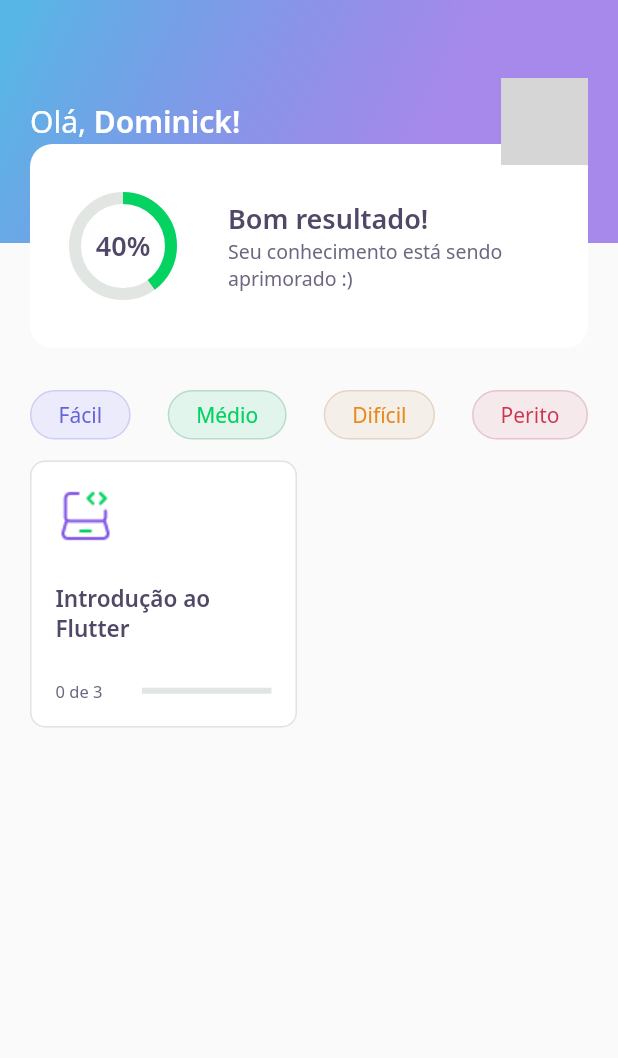
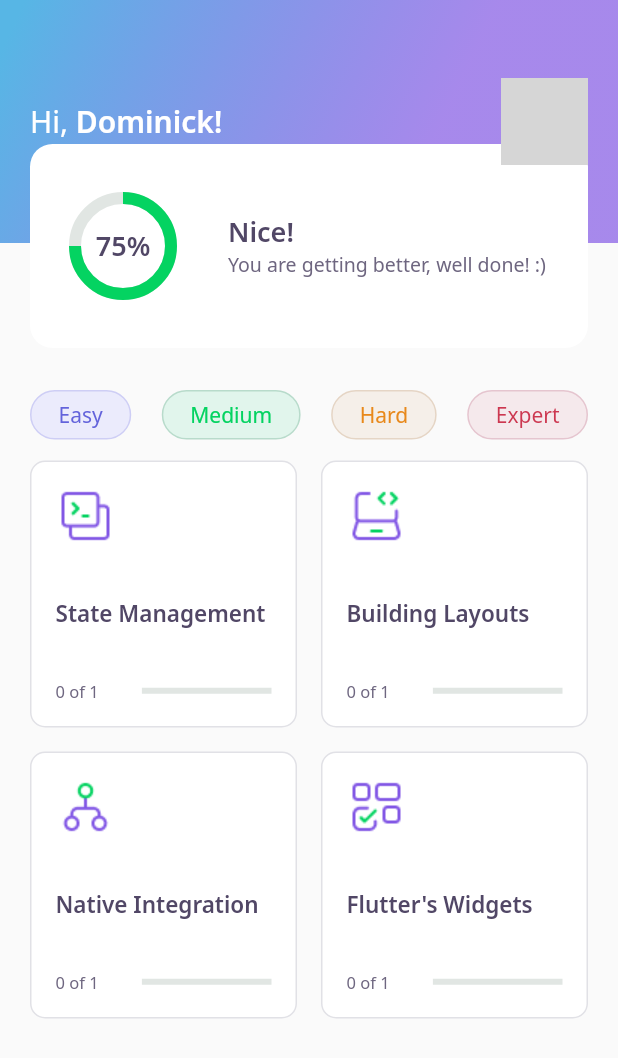
Before and after one commit to dominickbrasileiro/devquiz, a Flutter app: the screen it shows after launch, on a phone screen of 412 x 824 dp. Shown: the top 1058 px of the screen. Run offline on Flutter 3.47's test engine with Material 2 defaults, Android fonts, the phone set to English and light mode, and no system bars; our stand-ins replace google_fonts, share_plus; accounts and stored records are empty; network calls fail; grey boxes are pictures that could not be loaded.

Commit message:
Translate app to en-US

```diff
--- a/database/quizzes.json
+++ b/database/quizzes.json
@@ -1,60 +1,99 @@
 [
   {
-    "title": "Introdução ao Flutter",
-    "image": "laptop.png",
+    "title": "State Management",
+    "image": "data.png",
     "level": "easy",
     "questions": [
       {
-        "title": "O que o Flutter faz em sua totalidade?",
+        "title": "What is State Management?",
         "answers": [
           {
-            "title": "Kit de desenvolvimento de interface do usuário"
+            "title": "Wrong Answer"
           },
           {
-            "title": "Possibilita a criação de aplicativos compilados nativamente"
+            "title": "Wrong Answer"
           },
           {
-            "title": "Acho que é uma marca de café do Himalaia",
+            "title": "State Management",
             "isCorrect": true
           },
           {
-            "title": "Possibilita a criação de desktops que são muito incríveis"
+            "title": "Wrong Answer"
           }
         ]
-      },
+      }
+    ]
+  },
+  {
+    "title": "Building Layouts",
+    "image": "laptop.png",
+    "level": "medium",
+    "questions": [
       {
-        "title": "O que o Flutter faz em sua totalidade?",
+        "title": "What is Building Layouts?",
         "answers": [
           {
-            "title": "Kit de desenvolvimento de interface do usuário"
+            "title": "Wrong Answer"
           },
           {
-            "title": "Possibilita a criação de aplicativos compilados nativamente"
+            "title": "Wrong Answer"
           },
           {
-            "title": "Acho que é uma marca de café do Himalaia",
+            "title": "Building Layouts",
             "isCorrect": true
           },
           {
-            "title": "Possibilita a criação de desktops que são muito incríveis"
+            "title": "Wrong Answer"
           }
         ]
-      },
+      }
+    ]
+  },
+  {
+    "title": "Native Integration",
+    "image": "hierarchy.png",
+    "level": "medium",
+    "questions": [
       {
-        "title": "O que o Flutter faz em sua totalidade?",
+        "title": "What is Native Integration?",
         "answers": [
           {
-            "title": "Kit de desenvolvimento de interface do usuário"
+            "title": "Wrong Answer"
           },
           {
-            "title": "Possibilita a criação de aplicativos compilados nativamente"
+            "title": "Wrong Answer"
           },
           {
-            "title": "Acho que é uma marca de café do Himalaia",
+            "title": "Native Integration",
             "isCorrect": true
           },
           {
-            "title": "Possibilita a criação de desktops que são muito incríveis"
+            "title": "Wrong Answer"
+          }
+        ]
+      }
+    ]
+  },
+  {
+    "title": "Flutter's Widgets",
+    "image": "blocks.png",
+    "level": "easy",
+    "questions": [
+      {
+        "title": "What is Flutter's Widgets?",
+        "answers": [
+          {
+            "title": "Wrong Answer"
+          },
+          {
+            "title": "Wrong Answer"
+          },
+          {
+            "title": "Flutter's Widgets",
+            "isCorrect": true
+          },
+          {
+            "title": "Wrong Answer"
           }
         ]
       }
--- a/database/user.json
+++ b/database/user.json
@@ -1,5 +1,5 @@
 {
   "name": "Dominick",
   "photoUrl": "https://github.com/dominickbrasileiro.png",
-  "score": 40
+  "score": 75
 }
--- a/lib/challenge/challenge_page.dart
+++ b/lib/challenge/challenge_page.dart
@@ -94,14 +94,14 @@ class _ChallengePageState extends State<ChallengePage> {
                 if (value < widget.questions.length - 1)
                   Expanded(
                     child: NextButtonWidget.white(
-                      label: 'Pular',
+                      label: 'Skip',
                       onPressed: nextPage,
                     ),
                   ),
                 if (value == widget.questions.length - 1)
                   Expanded(
                     child: NextButtonWidget.green(
-                      label: 'Confirmar',
+                      label: 'Confirm',
                       onPressed: () {
                         Navigator.of(context).push(MaterialPageRoute(
                           builder: (ctx) => ResultPage(
--- a/lib/challenge/widgets/question_indicator/question_indicator_widget.dart
+++ b/lib/challenge/widgets/question_indicator/question_indicator_widget.dart
@@ -23,11 +23,11 @@ class QuestionIndicatorWidget extends StatelessWidget {
             mainAxisAlignment: MainAxisAlignment.spaceBetween,
             children: [
               Text(
-                'Questão ${currentQuestion.toString().padLeft(2, '0')}',
+                'Question ${currentQuestion.toString().padLeft(2, '0')}',
                 style: AppTextStyles.body,
               ),
               Text(
-                'de ${maxQuestions.toString().padLeft(2, '0')}',
+                'of ${maxQuestions.toString().padLeft(2, '0')}',
                 style: AppTextStyles.body,
               ),
             ],
--- a/lib/core/app_text_styles.dart
+++ b/lib/core/app_text_styles.dart
@@ -24,7 +24,7 @@ class AppTextStyles {
 
   static final TextStyle heading40 = GoogleFonts.notoSans(
     color: AppColors.black,
-    fontSize: 40,
+    fontSize: 30,
     fontWeight: FontWeight.w600,
   );
 
--- a/lib/home/home_page.dart
+++ b/lib/home/home_page.dart
@@ -44,16 +44,16 @@ class _HomePageState extends State<HomePage> {
                 mainAxisAlignment: MainAxisAlignment.spaceBetween,
                 children: [
                   LevelButtonWidget(
-                    label: 'Fácil',
+                    label: 'Easy',
                   ),
                   LevelButtonWidget(
-                    label: 'Médio',
+                    label: 'Medium',
                   ),
                   LevelButtonWidget(
-                    label: 'Difícil',
+                    label: 'Hard',
                   ),
                   LevelButtonWidget(
-                    label: 'Perito',
+                    label: 'Expert',
                   ),
                 ],
               ),
--- a/lib/home/widgets/app_bar/app_bar_widget.dart
+++ b/lib/home/widgets/app_bar/app_bar_widget.dart
@@ -31,7 +31,7 @@ class AppBarWidget extends PreferredSize {
               children: [
                 Text.rich(
                   TextSpan(
-                    text: 'Olá, ',
+                    text: 'Hi, ',
                     style: AppTextStyles.title,
                     children: [
                       TextSpan(
--- a/lib/home/widgets/level_button/level_button_widget.dart
+++ b/lib/home/widgets/level_button/level_button_widget.dart
@@ -8,26 +8,26 @@ class LevelButtonWidget extends StatelessWidget {
   LevelButtonWidget({
     Key? key,
     required this.label,
-  })  : assert(['Fácil', 'Médio', 'Difícil', 'Perito'].contains(label)),
+  })  : assert(['Easy', 'Medium', 'Hard', 'Expert'].contains(label)),
         super(key: key);
 
   final config = {
-    'Fácil': {
+    'Easy': {
       'color': AppColors.levelButtonFacil,
       'borderColor': AppColors.levelButtonBorderFacil,
       'textColor': AppColors.levelButtonTextFacil,
     },
-    'Médio': {
+    'Medium': {
       'color': AppColors.levelButtonMedio,
       'borderColor': AppColors.levelButtonBorderMedio,
       'textColor': AppColors.levelButtonTextMedio,
     },
-    'Difícil': {
+    'Hard': {
       'color': AppColors.levelButtonDificil,
       'borderColor': AppColors.levelButtonBorderDificil,
       'textColor': AppColors.levelButtonTextDificil,
     },
-    'Perito': {
+    'Expert': {
       'color': AppColors.levelButtonPerito,
       'borderColor': AppColors.levelButtonBorderPerito,
       'textColor': AppColors.levelButtonTextPerito,
--- a/lib/home/widgets/quiz_card/quiz_card_widget.dart
+++ b/lib/home/widgets/quiz_card/quiz_card_widget.dart
@@ -45,7 +45,7 @@ class QuizCardWidget extends StatelessWidget {
                 Expanded(
                   flex: 2,
                   child: Text(
-                    '${quiz.questionsAnswered} de ${quiz.questions.length}',
+                    '${quiz.questionsAnswered} of ${quiz.questions.length}',
                     style: AppTextStyles.body11,
                   ),
                 ),
--- a/lib/home/widgets/score_card/score_card_widget.dart
+++ b/lib/home/widgets/score_card/score_card_widget.dart
@@ -39,11 +39,11 @@ class ScoreCardWidget extends StatelessWidget {
                   crossAxisAlignment: CrossAxisAlignment.start,
                   children: [
                     Text(
-                      'Bom resultado!',
+                      'Nice!',
                       style: AppTextStyles.heading,
                     ),
                     Text(
-                      'Seu conhecimento está sendo aprimorado :)',
+                      'You are getting better, well done! :)',
                       style: AppTextStyles.body,
                     ),
                   ],
```
Also changed, not shown: lib/result/result_page.dart (+6 -5 lines).
